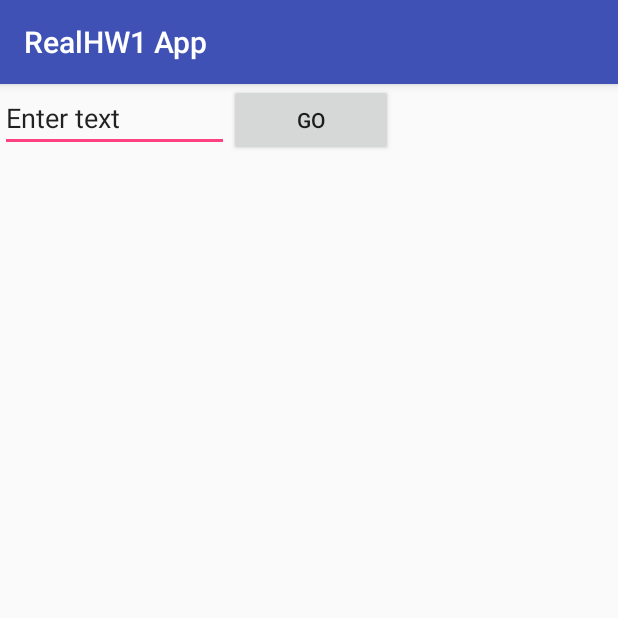
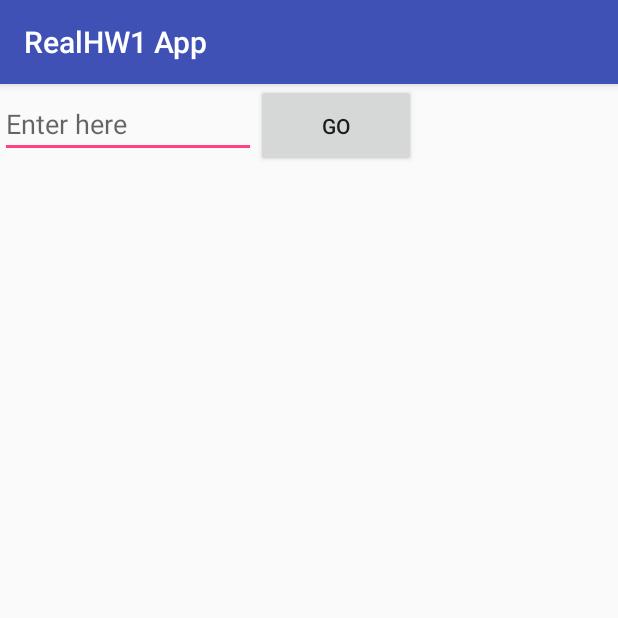
Before and after one commit to plumberg/AndroidRealHW1, an Android app: the screen it shows after launch (MainActivity), on a phone screen of 412 x 824 dp, the top half of it. Run offline under Robolectric (Android 15) with nearby library versions, the phone set to English and light mode, and no system bars.

Commit message:
Layout setting in activity_main fixed

```diff
--- a/app/src/main/res/layout/activity_main.xml
+++ b/app/src/main/res/layout/activity_main.xml
@@ -2,7 +2,6 @@
 <LinearLayout xmlns:android="http://schemas.android.com/apk/res/android"
     xmlns:app="http://schemas.android.com/apk/res-auto"
     xmlns:tools="http://schemas.android.com/tools"
-    android:orientation="horizontal"
     android:layout_width="match_parent"
     android:layout_height="match_parent"
 
@@ -10,23 +9,30 @@
 
     <EditText
         android:id="@+id/editText"
-        android:layout_width="95dp"
+        android:layout_weight="3"
         android:layout_height="wrap_content"
-        android:layout_weight="2"
-        android:ems="10"
-        android:inputType="text|textPersonName"
-        android:text="Enter text" />
+        android:layout_width="wrap_content"
+        android:ems="12"
+        android:lines="2"
+        android:hint="Enter here"
+        android:inputType="text"
+      />
 
     <Button
         android:id="@+id/button"
-        android:layout_width="95dp"
+        android:text="@string/gobutton"
+        android:layout_weight="3"
         android:layout_height="wrap_content"
-        android:layout_weight="0.5"
-        android:text="GO" />
+        android:layout_width="wrap_content"
+        android:ems="12"
+        android:lines="2"
+        />
 
     <TextView
         android:id="@+id/textView"
-        android:layout_width="92dp"
+        android:layout_weight="2"
         android:layout_height="wrap_content"
-        android:layout_weight="2" />
+        android:layout_width="wrap_content"
+        android:ems="12"
+        android:lines="2" />
 </LinearLayout>
```
